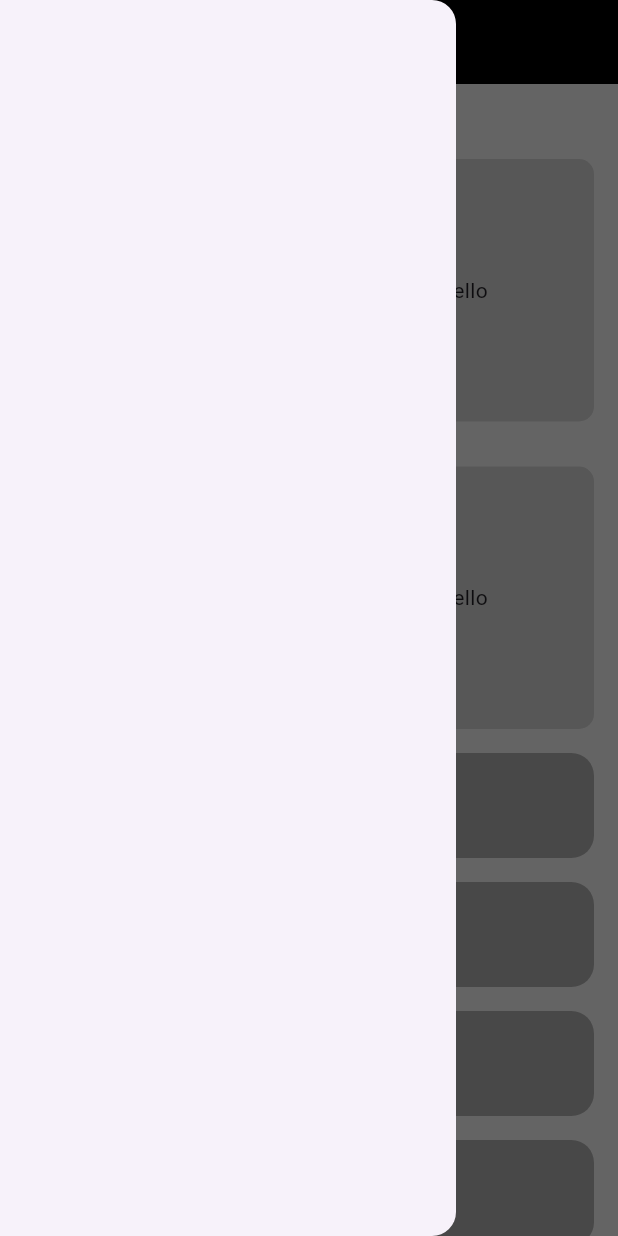
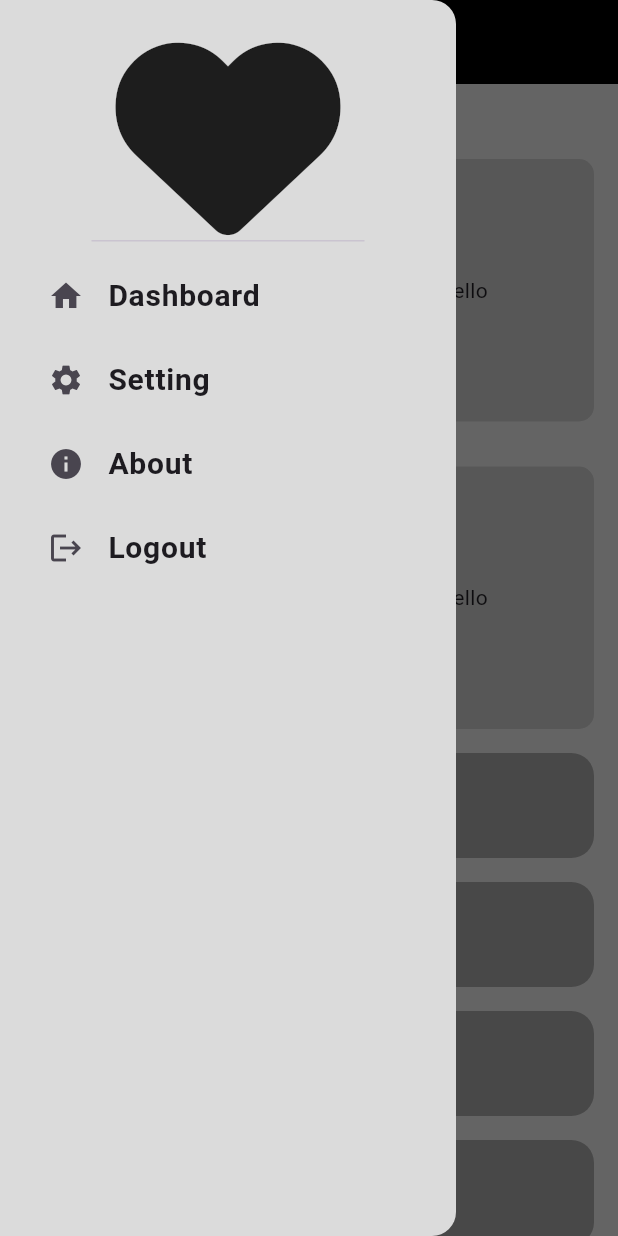
Before and after one commit to MohamedMahmoudAli/responsive_course, a Flutter app: the screen it shows after launch, with the side drawer open, on a phone screen of 412 x 824 dp. Run offline on Flutter 3.47's test engine with Material 3 defaults, Android fonts, the phone set to English and light mode, and no system bars; our stand-ins replace font_awesome_flutter.

Commit message:
finsh the drawer

```diff
--- a/lib/Screens/HomeScreen.dart
+++ b/lib/Screens/HomeScreen.dart
@@ -1,7 +1,6 @@
 import 'package:flutter/material.dart';
-import 'package:responsive_course/Widgets/custom_drawe.dart';
-import 'package:responsive_course/Widgets/custom_sliver_grid.dart';
-import 'package:responsive_course/Widgets/home_view_body.dart';
+import 'package:responsive_course/view/Widgets/custom_drawe.dart';
+import 'package:responsive_course/view/home_view_body.dart';
 
 class HomeWidget extends StatefulWidget {
   const HomeWidget({super.key});
@@ -16,7 +15,7 @@ class _HomeWidgetState extends State<HomeWidget> {
     GlobalKey<ScaffoldState> ScaffoldKey = GlobalKey();
     return Scaffold(
         key: ScaffoldKey,
-        drawer: const CustomDrawer(),
+        drawer:  CustomDrawer(),
         backgroundColor: const Color(0xffDBDBDB),
         appBar: AppBar(
           backgroundColor: Colors.black,
--- a/lib/Widgets/custom_drawe.dart
+++ /dev/null
@@ -1,10 +0,0 @@
-import 'package:flutter/material.dart';
-
-class CustomDrawer extends StatelessWidget {
-  const CustomDrawer({super.key});
-
-  @override
-  Widget build(BuildContext context) {
-    return Drawer();
-  }
-}
--- /dev/null
+++ b/lib/models/drawer_model_item.dart
@@ -0,0 +1,9 @@
+import 'package:flutter/material.dart';
+
+class DrawerModelListItem {
+
+  final String title;
+  final IconData icon;
+
+  DrawerModelListItem({required this.title, required this.icon});
+}
--- /dev/null
+++ b/lib/view/Widgets/custom_drawe.dart
@@ -0,0 +1,36 @@
+import 'package:flutter/material.dart';
+import 'package:font_awesome_flutter/font_awesome_flutter.dart';
+import 'package:responsive_course/models/drawer_model_item.dart';
+import 'package:responsive_course/view/Widgets/custom_drawer_body.dart';
+import 'package:responsive_course/view/Widgets/custom_drawer_item.dart';
+
+class CustomDrawer extends StatelessWidget {
+  CustomDrawer({super.key});
+  final List<DrawerModelListItem> items = [
+    DrawerModelListItem(title: "Dashboard", icon: Icons.home),
+    DrawerModelListItem(title: "Setting", icon: Icons.settings),
+    DrawerModelListItem(title: "About", icon: Icons.info),
+    DrawerModelListItem(title: "Logout", icon: Icons.logout),
+  ];
+
+  @override
+  Widget build(BuildContext context) {
+    return Drawer(
+      backgroundColor: const Color(0xffDBDBDB),
+      child: Padding(
+        padding: const EdgeInsets.symmetric(horizontal: 16.0),
+        child: Column(
+          children: [
+            const DrawerHeader(
+              child: Icon(
+                FontAwesomeIcons.solidHeart,
+                size: 150,
+              ),
+            ),
+            CustomDrawerBody(items: items)
+          ],
+        ),
+      ),
+    );
+  }
+}
--- /dev/null
+++ b/lib/view/Widgets/custom_drawer_body.dart
@@ -0,0 +1,23 @@
+import 'package:flutter/material.dart';
+import 'package:responsive_course/models/drawer_model_item.dart';
+import 'package:responsive_course/view/Widgets/custom_drawer_item.dart';
+
+class CustomDrawerBody extends StatelessWidget {
+  const CustomDrawerBody({
+    super.key,
+    required this.items,
+  });
+
+  final List<DrawerModelListItem> items;
+
+  @override
+  Widget build(BuildContext context) {
+    return ListView.builder(
+      itemBuilder: (context, index) => CustomDrawerListItem(
+        item: items[index],
+      ),
+      itemCount: items.length,
+      shrinkWrap: true,
+    );
+  }
+}
--- /dev/null
+++ b/lib/view/Widgets/custom_drawer_item.dart
@@ -0,0 +1,18 @@
+import 'package:flutter/material.dart';
+import 'package:responsive_course/models/drawer_model_item.dart';
+
+class CustomDrawerListItem extends StatelessWidget {
+  const CustomDrawerListItem({super.key, required this.item});
+  final DrawerModelListItem item;
+
+  @override
+  Widget build(BuildContext context) {
+    return ListTile(
+      title: Text(
+        item.title,
+        style: const TextStyle(fontWeight: FontWeight.bold, fontSize: 20),
+      ),
+      leading: Icon(item.icon),
+    );
+  }
+}
--- a/lib/Widgets/custom_sliver_grid.dart
+++ b/lib/view/Widgets/custom_sliver_grid.dart
@@ -1,5 +1,5 @@
 import 'package:flutter/material.dart';
-import 'package:responsive_course/Widgets/custom_item.dart';
+import 'package:responsive_course/view/Widgets/custom_item.dart';
 
 class CustomSliverGrid extends StatelessWidget {
   const CustomSliverGrid({super.key});
--- a/lib/Widgets/custom_sliver_list_view.dart
+++ b/lib/view/Widgets/custom_sliver_list_view.dart
@@ -1,5 +1,5 @@
 import 'package:flutter/material.dart';
-import 'package:responsive_course/Widgets/custom_sliver_list_item.dart';
+import 'package:responsive_course/view/Widgets/custom_sliver_list_item.dart';
 
 class CustomSliverlistView extends StatelessWidget {
   const CustomSliverlistView({super.key});
--- a/lib/Widgets/home_view_body.dart
+++ b/lib/view/home_view_body.dart
@@ -1,6 +1,6 @@
 import 'package:flutter/material.dart';
-import 'package:responsive_course/Widgets/custom_sliver_grid.dart';
-import 'package:responsive_course/Widgets/custom_sliver_list_view.dart';
+import 'package:responsive_course/view/Widgets/custom_sliver_grid.dart';
+import 'package:responsive_course/view/Widgets/custom_sliver_list_view.dart';
 
 class HomeViewBody extends StatelessWidget {
   const HomeViewBody({super.key});
--- a/pubspec.yaml
+++ b/pubspec.yaml
@@ -35,6 +35,7 @@ dependencies:
   # The following adds the Cupertino Icons font to your application.
   # Use with the CupertinoIcons class for iOS style icons.
   cupertino_icons: ^1.0.2
+  font_awesome_flutter: ^10.7.0
 
 dev_dependencies:
   flutter_test:
```
Also changed, not shown: lib/view/Widgets/custom_item.dart (renamed from lib/Widgets/custom_item.dart), lib/view/Widgets/custom_sliver_list_item.dart (renamed from lib/Widgets/custom_sliver_list_item.dart), pubspec.lock.
